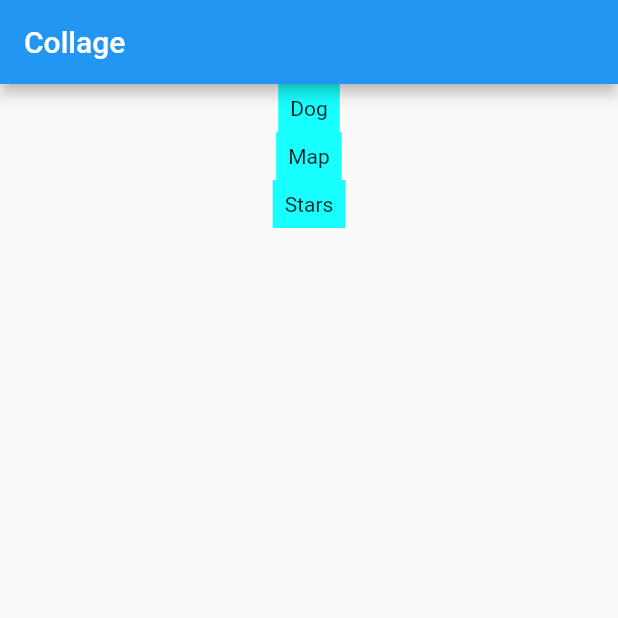
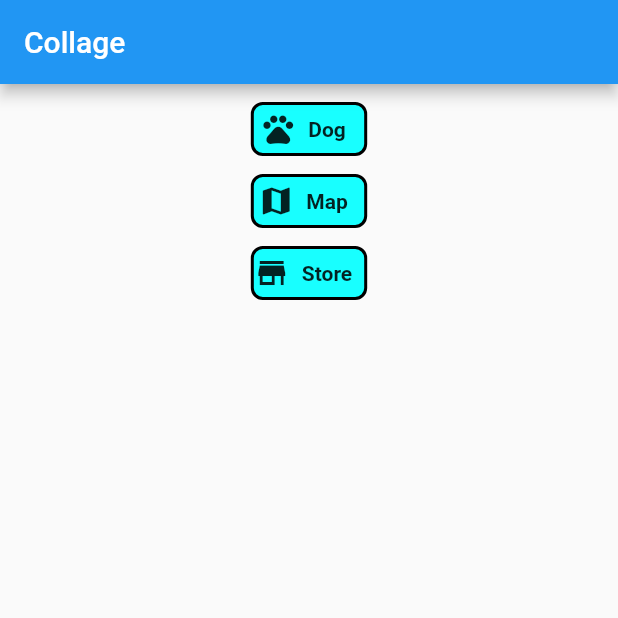
Before and after one commit to llayman/collage, a Flutter app: the screen it shows after launch, on a phone screen of 412 x 824 dp, the top half of it. Run offline on Flutter 3.47's test engine with Material 2 defaults, Android fonts, the light colour scheme and no system bars.

Commit message:
Added second part with more stateless widgets

```diff
--- a/analysis_options.yaml
+++ b/analysis_options.yaml
@@ -22,6 +22,7 @@ linter:
   # `// ignore_for_file: name_of_lint` syntax on the line or in the file
   # producing the lint.
   rules:
+    use_key_in_widget_constructors: false
     # avoid_print: false  # Uncomment to disable the `avoid_print` rule
     # prefer_single_quotes: true  # Uncomment to enable the `prefer_single_quotes` rule
 
--- a/lib/main.dart
+++ b/lib/main.dart
@@ -7,6 +7,7 @@ void main() {
 // // Can run with just the following. It will be a blank screen.
 // import 'package:flutter/material.dart';
 
+//  1111111
 // void main() {
 //   runApp(CollageApp());
 // }
@@ -18,6 +19,7 @@ void main() {
 //   }
 // }
 
+// 22222222
 // The following will show a column of boxes
 // class CollageApp extends StatelessWidget {
 //   @override
@@ -44,6 +46,80 @@ void main() {
 //   }
 // }
 
+// 3333333333
+// class CollageApp extends StatelessWidget {
+//   @override
+//   Widget build(BuildContext context) {
+//     return MaterialApp(
+//         title: "Collage",
+//         home: Scaffold(
+//           appBar: AppBar(title: const Text("Collage")),
+//           body: Center(
+//               child: Column(children: const [
+//             PictureWidget(label: "Dog"),
+//             PictureWidget(label: "Map"),
+//             PictureWidget(label: "Stars"),
+//           ])),
+//         ));
+//   }
+// }
+
+// class PictureWidget extends StatelessWidget {
+//   const PictureWidget({required this.label});
+
+//   final String label;
+
+//   @override
+//   Widget build(BuildContext context) {
+//     return DecoratedBox(
+//         decoration: const BoxDecoration(color: Colors.cyanAccent),
+//         child: Padding(padding: const EdgeInsets.all(8), child: Text(label),));
+//   }
+// }
+
+// 4444444
+// class CollageApp extends StatelessWidget {
+//   @override
+//   Widget build(BuildContext context) {
+//     return MaterialApp(
+//         title: "Collage",
+//         home: Scaffold(
+//           appBar: AppBar(title: const Text("Collage")),
+//           body: Center(
+//               child: Column(children: const [
+//                 Icon(Icons.pets),
+//             PictureWidget(label: "Dog"),
+//             SizedBox(height: 5,),
+//             Icon(Icons.map),
+//             PictureWidget(label: "Map"),
+//             SizedBox(height: 5,),
+//             Icon(Icons.store),
+//             PictureWidget(label: "Store"),
+//           ])),
+//         ));
+//   }
+// }
+
+// class PictureWidget extends StatelessWidget {
+//   const PictureWidget({required this.label});
+
+//   final String label;
+
+//   @override
+//   Widget build(BuildContext context) {
+//     return DecoratedBox(
+//         decoration: BoxDecoration(
+//             color: Colors.cyanAccent,
+//             border: Border.all(color: Colors.black, width: 2),
+//             borderRadius: BorderRadius.circular(8)),
+//         child: Padding(
+//           padding: const EdgeInsets.all(8),
+//           child: Text(label, style: TextStyle(fontWeight: FontWeight.bold),),
+//         ));
+//   }
+// }
+
+// 55555
 class CollageApp extends StatelessWidget {
   @override
   Widget build(BuildContext context) {
@@ -52,24 +128,48 @@ class CollageApp extends StatelessWidget {
         home: Scaffold(
           appBar: AppBar(title: const Text("Collage")),
           body: Center(
-              child: Column(children: const [
-            PictureWidget(label: "Dog"),
-            PictureWidget(label: "Map"),
-            PictureWidget(label: "Stars"),
-          ])),
+              child: IntrinsicWidth(child:Column(
+                children: const [
+            PictureWidget(label: "Dog", icon: Icon(Icons.pets)),
+            PictureWidget(label: "Map", icon: Icon(Icons.map)),
+            PictureWidget(label: "Store", icon: Icon(Icons.store)),
+          ]))),
         ));
   }
 }
 
 class PictureWidget extends StatelessWidget {
-  const PictureWidget({required this.label});
+  const PictureWidget({required this.label, required this.icon});
 
   final String label;
+  final Icon icon;
 
   @override
   Widget build(BuildContext context) {
-    return DecoratedBox(
-        decoration: const BoxDecoration(color: Colors.cyanAccent),
-        child: Padding(padding: const EdgeInsets.all(8), child: Text(label)));
+    return Container(
+      margin: EdgeInsets.only(top: 12) ,
+      decoration: BoxDecoration(
+            color: Colors.cyanAccent,
+            border: Border.all(color: Colors.black, width: 2),
+            borderRadius: BorderRadius.circular(8)),
+      child:
+     Row(
+      mainAxisAlignment: MainAxisAlignment.center,
+      children: [
+        icon,
+        Padding(
+          padding: const EdgeInsets.all(8),
+          child: Text(label, style: TextStyle(fontWeight: FontWeight.bold),),
+        )
+    ],));
+    // return DecoratedBox(
+    //     decoration: BoxDecoration(
+    //         color: Colors.cyanAccent,
+    //         border: Border.all(color: Colors.black, width: 2),
+    //         borderRadius: BorderRadius.circular(8)),
+    //     child: Padding(
+    //       padding: const EdgeInsets.all(8),
+    //       child: Text(label, style: TextStyle(fontWeight: FontWeight.bold),),
+    //     ));
   }
 }
```
Also changed, not shown: lib/two.dart (added, +101 -0 lines), pubspec.lock, 2 other files.
